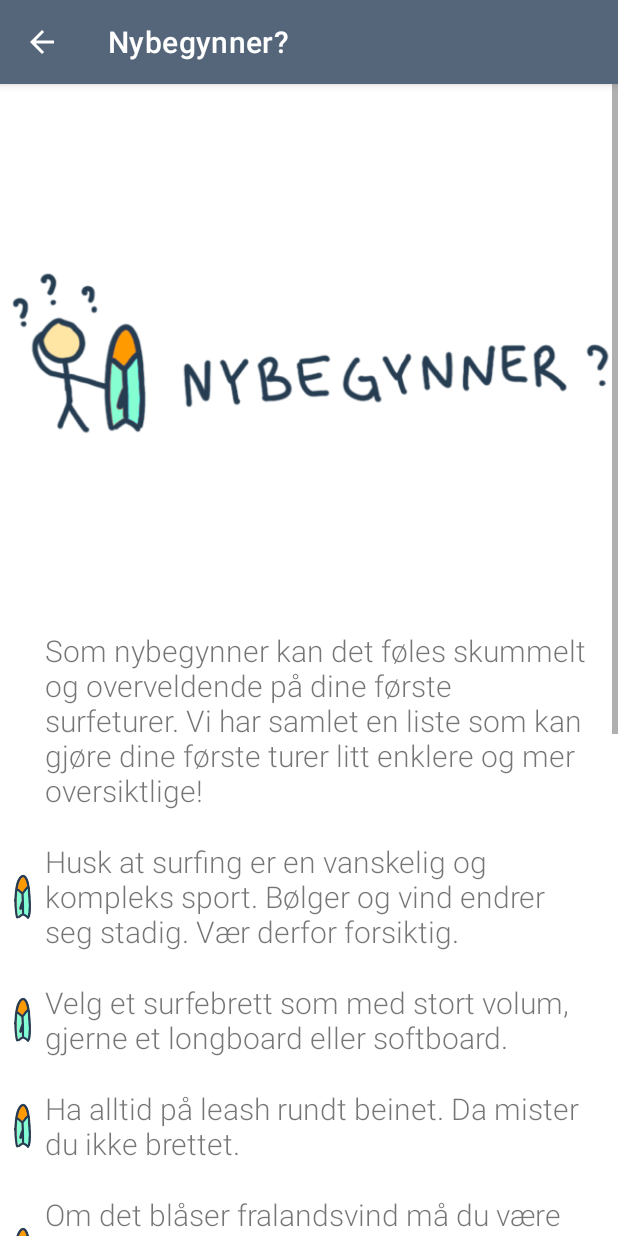
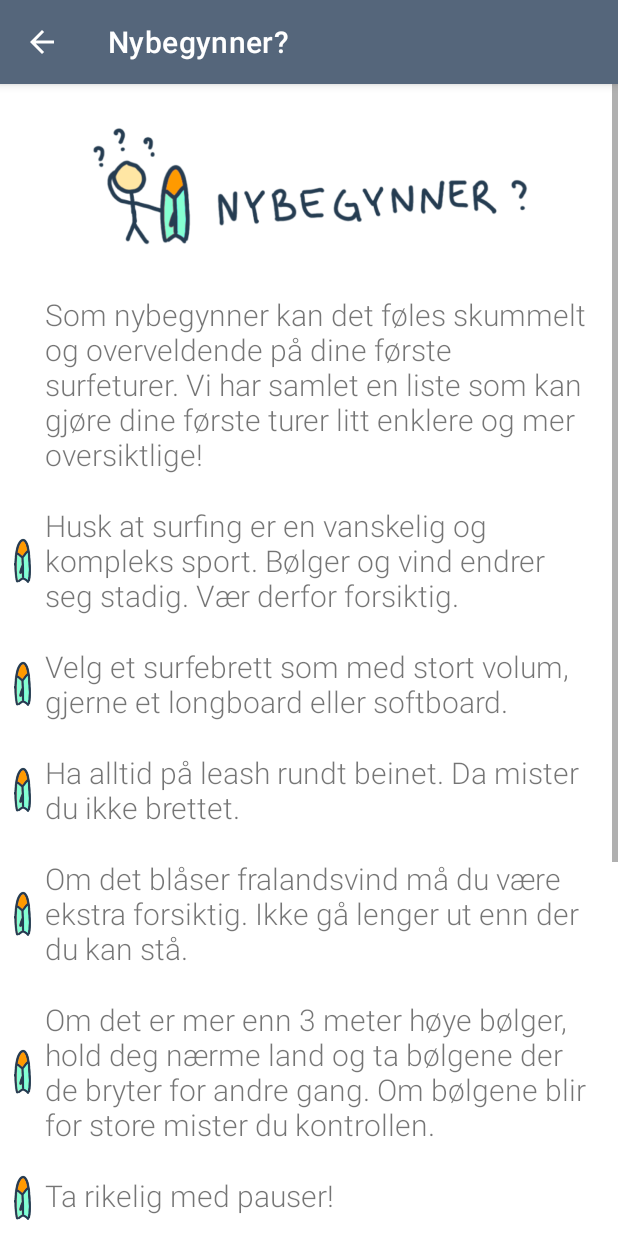
Before and after one commit to In2000Gruppe26/Surfeapp, an Android app: the Nybegynner screen opened directly, with no data from a screen before it, on a phone screen of 412 x 824 dp. Run offline under Robolectric (Android 15) with nearby library versions, the phone set to English and light mode, and no system bars; Roboto replaces fonts that are not available here.

Commit message:
hamburgermeny bilde fix

```diff
--- a/app/src/main/res/layout/activity_nybegynner.xml
+++ b/app/src/main/res/layout/activity_nybegynner.xml
@@ -17,8 +17,9 @@
             android:orientation="vertical">
 
             <ImageView
-                android:layout_width="wrap_content"
-                android:layout_height="wrap_content"
+                android:layout_width="300dp"
+                android:layout_gravity="center"
+                android:layout_height="140dp"
                 android:src="@drawable/surfebrett" />
             <TextView
                 android:layout_width="match_parent"
--- a/app/src/main/res/layout/activity_tips_og_triks.xml
+++ b/app/src/main/res/layout/activity_tips_og_triks.xml
@@ -19,7 +19,7 @@
 
             <ImageView
                 android:layout_width="match_parent"
-                android:layout_height="300dp"
+                android:layout_height="150dp"
                 android:src="@drawable/tips_og_triks"/>
 
                 <LinearLayout
```
